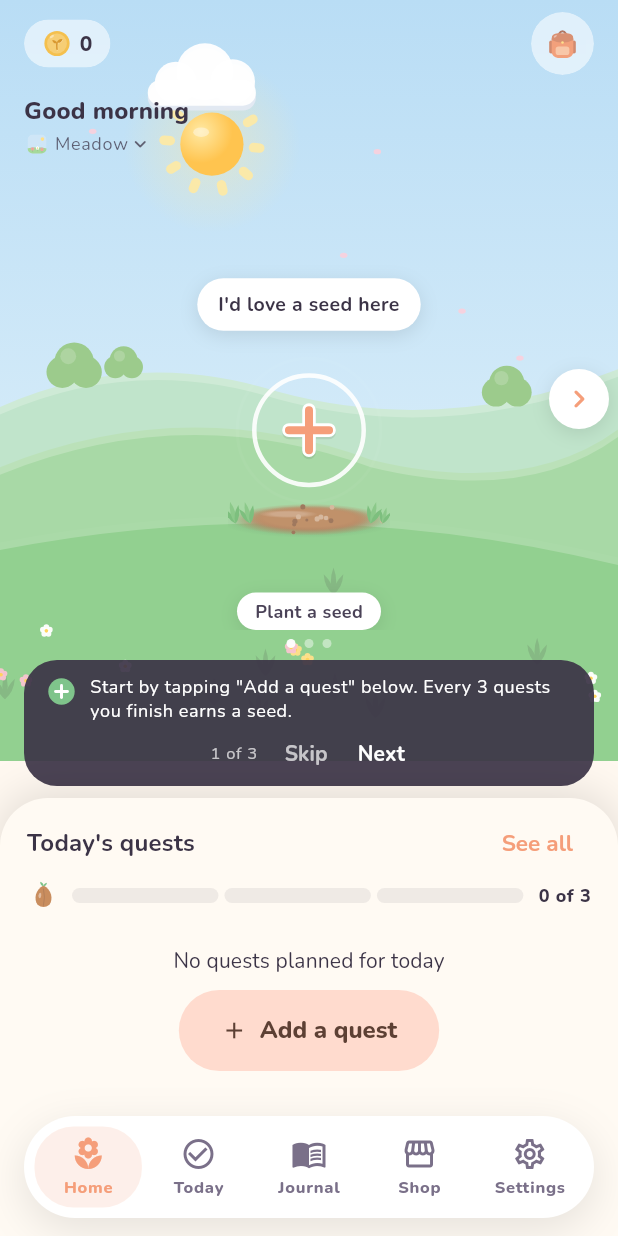
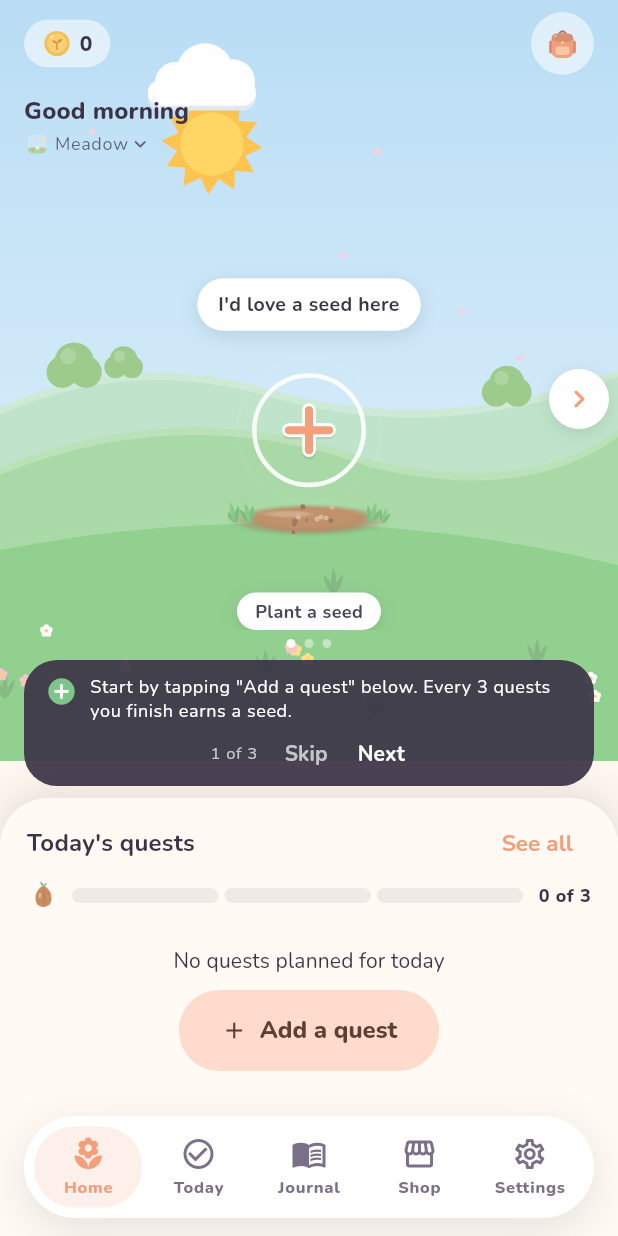
Before and after one commit to GL-328/Sprout, a Flutter app: the HomeScreen screen opened by its route, after a tap on the "chevron left" icon, on a phone screen of 412 x 824 dp. Run offline on Flutter 3.47's test engine with Material 3 defaults, Android fonts, the phone set to English and light mode, and no system bars; our stand-ins replace audioplayers, cloud_firestore, confetti, drift, drift_flutter, file_picker and 9 more; accounts and stored records are empty; generated files the repository leaves out were written again; network calls fail.

Commit message:
A simple, flat spiky sun
No gradients or glow: a ring of pointed spikes around a round face,
warmer near the horizon, still turning slowly and crossing the sky.

Co-Authored-By: Claude Opus 5.5 <noreply@anthropic.com>
Claude-Session: https://claude.ai/code/session_01Wempv7XatG2trPo9enNunr

```diff
--- a/lib/ui/art/scene_painter.dart
+++ b/lib/ui/art/scene_painter.dart
@@ -191,43 +191,23 @@ class GardenScenePainter extends CustomPainter {
       ],
     ).createShader(Rect.fromCircle(center: c, radius: radius));
 
+  /// A simple, flat sun: a ring of pointed spikes around a round face.
+  /// Warmer near the horizon.
   void _sun(Canvas canvas, Offset c, double r, double low) {
-    final warm = Color.lerp(const Color(0xFFFFC94D), const Color(0xFFFF9F5A), low * 0.8)!;
-    final light = Color.lerp(const Color(0xFFFFEDA6), const Color(0xFFFFD08A), low * 0.8)!;
-    canvas.drawCircle(c, r * 2.8, _glow(c, r * 2.8, _mute(light), 0.45));
-    // Soft, rounded rays that turn very slowly (one ray's width per loop).
-    const rays = 10;
-    canvas.save();
-    canvas.translate(c.dx, c.dy);
-    canvas.rotate(phase * 2 * math.pi / rays);
-    for (var i = 0; i < rays; i++) {
-      final a = i * 2 * math.pi / rays;
-      canvas.save();
-      canvas.rotate(a);
-      canvas.drawRRect(
-        RRect.fromRectAndRadius(
-          Rect.fromCenter(center: Offset(r * 1.42, 0), width: r * 0.5, height: r * 0.3),
-          Radius.circular(r * 0.15),
-        ),
-        _fill(_mute(light).withValues(alpha: 0.9)),
-      );
-      canvas.restore();
+    final spikes = _mute(Color.lerp(const Color(0xFFFFC94D), const Color(0xFFFFA05A), low * 0.8)!);
+    final face = _mute(Color.lerp(const Color(0xFFFFDA63), const Color(0xFFFFB86B), low * 0.8)!);
+    // Twelve spikes that turn very slowly (one spike's width per loop).
+    const count = 12;
+    final spin = phase * 2 * math.pi / count;
+    final star = Path();
+    for (var i = 0; i < count * 2; i++) {
+      final a = spin + i * math.pi / count;
+      final radius = i.isEven ? r * 1.6 : r * 1.12;
+      final p = Offset(c.dx + radius * math.cos(a), c.dy + radius * math.sin(a));
+      i == 0 ? star.moveTo(p.dx, p.dy) : star.lineTo(p.dx, p.dy);
     }
-    canvas.restore();
-    final disc = Rect.fromCircle(center: c, radius: r);
-    canvas.drawCircle(
-      c,
-      r,
-      Paint()
-        ..shader = RadialGradient(
-          center: const Alignment(-0.35, -0.4),
-          colors: [_mute(light), _mute(warm)],
-        ).createShader(disc),
-    );
-    canvas.drawOval(
-      Rect.fromCenter(center: c.translate(-r * 0.34, -r * 0.38), width: r * 0.5, height: r * 0.3),
-      _fill(Colors.white.withValues(alpha: 0.4)),
-    );
+    canvas.drawPath(star..close(), _fill(spikes));
+    canvas.drawCircle(c, r, _fill(face));
   }
 
   void _moon(Canvas canvas, Offset c, double r) {
```
